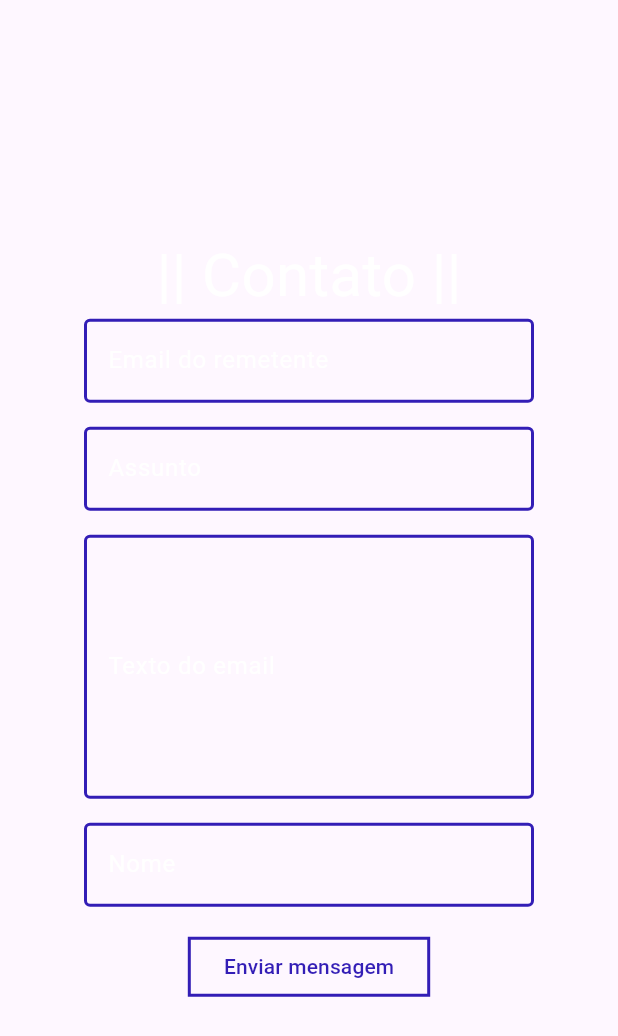
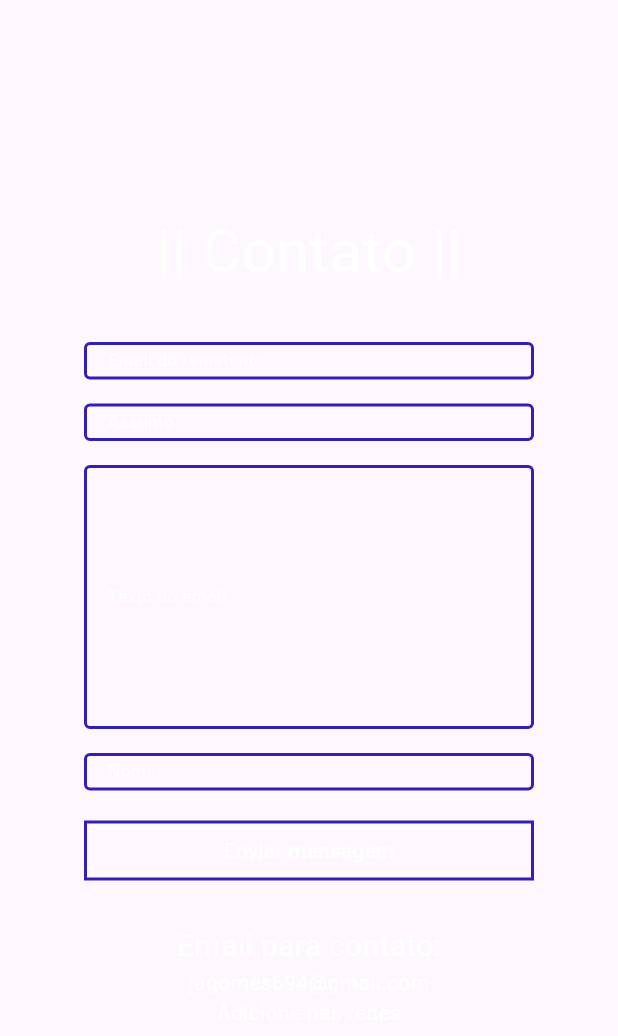
Before and after one commit to JnNetto/portfolio_project, a Flutter app: what contact() shows on an empty page, opened directly with empty values, on a phone screen of 412 x 824 dp. Shown: the top 1036 px of the screen. Run offline on Flutter 3.47's test engine with Material 3 defaults, Android fonts, the phone set to English and light mode, and no system bars; our stand-ins replace animated_text_kit, carousel_slider, eva_icons_flutter, firebase_core, firebase_database, google_fonts and 1 more; missing offline and left inert: mailer; accounts and stored records are empty.

Commit message:
feat: continuing the contact function and fixing rendering issues

```diff
--- a/lib/src/widgets/contact.dart
+++ b/lib/src/widgets/contact.dart
@@ -11,7 +11,10 @@ import '../utils/colors.dart';
 Widget contact(BoxConstraints constraints, BuildContext context,
     {required Map<String, dynamic> data}) {
   if (constraints.maxWidth > 1050) {
-    return Column(
+    return Padding(
+      padding: EdgeInsets.symmetric(
+          horizontal: constraints.maxWidth > 1050 ? 200 : 56),
+      child: Column(
         mainAxisAlignment: MainAxisAlignment.center,
         children: [
           Text("|| Contato ||",
@@ -19,19 +22,25 @@ Widget contact(BoxConstraints constraints, BuildContext context,
                   textStyle: TextStyle(
                       fontSize: constraints.maxWidth > 1050 ? 50 : 40,
                       color: ColorsApp.letters))),
+          SizedBox(height: 30),
           Row(
-          mainAxisAlignment: MainAxisAlignment.center,
+            mainAxisAlignment: MainAxisAlignment.start,
             children: [
-            EmailForm(),
-            Container(
-              color: Colors.blue,
-            )
+              EmailForm(
+                constraints: constraints,
+              ),
+              SizedBox(width: 30),
+              email(constraints)
             ],
           )
         ],
+      ),
     );
   } else {
-    return Column(
+    return Padding(
+      padding: EdgeInsets.symmetric(
+          horizontal: constraints.maxWidth > 1050 ? 50 : 56),
+      child: Column(
         mainAxisAlignment: MainAxisAlignment.center,
         children: [
           Text("|| Contato ||",
@@ -39,17 +48,53 @@ Widget contact(BoxConstraints constraints, BuildContext context,
                   textStyle: TextStyle(
                       fontSize: constraints.maxWidth > 1050 ? 50 : 40,
                       color: ColorsApp.letters))),
-        EmailForm(),
-        Container(
-          color: Colors.blue,
+          SizedBox(height: 32),
+          EmailForm(
+            constraints: constraints,
+          ),
+          SizedBox(height: 25),
+          email(constraints)
+        ],
+      ),
+    );
+  }
+}
+
+Widget email(BoxConstraints constraints) {
+  return Column(
+    children: [
+      Text(
+        "Email para contato:",
+        style: GoogleFonts.aBeeZee(
+            textStyle: TextStyle(
+                fontSize: constraints.maxWidth > 1050 ? 30 : 20,
+                color: ColorsApp.letters)),
+      ),
+      Text(
+        "jagomes694@gmail.com",
+        style: GoogleFonts.aBeeZee(
+            textStyle: TextStyle(
+                fontSize: constraints.maxWidth > 1050 ? 18 : 14,
+                color: ColorsApp.letters)),
+      ),
+      Text(
+        "Adicione nas redes",
+        style: GoogleFonts.aBeeZee(
+            textStyle: TextStyle(
+                fontSize: constraints.maxWidth > 1050 ? 18 : 14,
+                color: ColorsApp.letters)),
       )
     ],
   );
 }
-}
 
 class EmailForm extends StatefulWidget {
+  final BoxConstraints constraints;
+
+  const EmailForm({super.key, required this.constraints});
+
   @override
+  // ignore: library_private_types_in_public_api
   _EmailFormState createState() => _EmailFormState();
 }
 
@@ -64,7 +109,9 @@ class _EmailFormState extends State<EmailForm> {
     return InputDecoration(
       hintStyle: TextStyle(color: ColorsApp.letters),
       labelText: label,
-      labelStyle: TextStyle(color: ColorsApp.letters),
+      labelStyle: TextStyle(
+          color: ColorsApp.letters,
+          fontSize: widget.constraints.maxWidth > 1050 ? 16 : 11),
       enabledBorder: OutlineInputBorder(
         borderSide: BorderSide(color: ColorsApp.color4, width: 2.0),
       ),
@@ -76,7 +123,6 @@ class _EmailFormState extends State<EmailForm> {
 
   Future<void> _sendMessage() async {
     if (_formKey.currentState!.validate()) {
-      final String senderEmail = _senderEmailController.text;
       final String subject = _subjectController.text;
       final String emailText = _emailTextController.text;
       final String name = _nameController.text;
@@ -84,20 +130,22 @@ class _EmailFormState extends State<EmailForm> {
       final String mailtoUrl =
           'mailto:jagomes694@gmail.com?subject=${Uri.encodeComponent(subject)}&body=${Uri.encodeComponent('$emailText\n\nFrom: $name')}';
 
+      // ignore: deprecated_member_use
       if (await canLaunch(mailtoUrl)) {
         await launchUrl(Uri.parse(mailtoUrl));
       } else {
         showDialog(
+          // ignore: use_build_context_synchronously
           context: context,
           builder: (context) => AlertDialog(
-            title: Text("Erro ao enviar email"),
-            content: Text("Não foi possível abrir o cliente de email."),
+            title: const Text("Erro ao enviar email"),
+            content: const Text("Não foi possível abrir o cliente de email."),
             actions: [
               TextButton(
                 onPressed: () {
                   Navigator.of(context).pop();
                 },
-                child: Text("OK"),
+                child: const Text("OK"),
               ),
             ],
           ),
@@ -113,7 +161,8 @@ class _EmailFormState extends State<EmailForm> {
       child: Column(
         children: [
           SizedBox(
-            width: 300,
+            height: widget.constraints.maxWidth > 1050 ? 35 : 25,
+            width: widget.constraints.maxWidth > 1050 ? 600 : 300,
             child: TextFormField(
               style: TextStyle(color: ColorsApp.letters),
               controller: _senderEmailController,
@@ -131,7 +180,8 @@ class _EmailFormState extends State<EmailForm> {
           ),
           SizedBox(height: 16),
           SizedBox(
-            width: 300,
+            height: widget.constraints.maxWidth > 1050 ? 35 : 25,
+            width: widget.constraints.maxWidth > 1050 ? 600 : 300,
             child: TextFormField(
               style: TextStyle(color: ColorsApp.letters),
               controller: _subjectController,
@@ -146,7 +196,7 @@ class _EmailFormState extends State<EmailForm> {
           ),
           SizedBox(height: 16),
           SizedBox(
-            width: 300,
+            width: widget.constraints.maxWidth > 1050 ? 600 : 300,
             child: TextFormField(
               style: TextStyle(color: ColorsApp.letters),
               controller: _emailTextController,
@@ -162,7 +212,8 @@ class _EmailFormState extends State<EmailForm> {
           ),
           SizedBox(height: 16),
           SizedBox(
-            width: 300,
+            height: widget.constraints.maxWidth > 1050 ? 35 : 25,
+            width: widget.constraints.maxWidth > 1050 ? 600 : 300,
             child: TextFormField(
               style: TextStyle(color: ColorsApp.letters),
               controller: _nameController,
@@ -178,6 +229,9 @@ class _EmailFormState extends State<EmailForm> {
           SizedBox(height: 16),
           ElevatedButton(
             style: ButtonStyle(
+              fixedSize: MaterialStateProperty.all<Size>(Size(
+                  widget.constraints.maxWidth > 1050 ? 600 : 300,
+                  widget.constraints.maxWidth > 1050 ? 35 : 18)),
               backgroundColor:
                   MaterialStateProperty.all<Color>(Colors.transparent),
               shape: MaterialStateProperty.all<RoundedRectangleBorder>(
@@ -191,7 +245,7 @@ class _EmailFormState extends State<EmailForm> {
             onPressed: _sendMessage,
             child: Text(
               'Enviar mensagem',
-              style: TextStyle(color: ColorsApp.color4),
+              style: TextStyle(color: ColorsApp.letters),
             ),
           ),
         ],
--- a/lib/src/widgets/initial_info.dart
+++ b/lib/src/widgets/initial_info.dart
@@ -1,6 +1,8 @@
 import 'package:animated_text_kit/animated_text_kit.dart';
 import 'package:eva_icons_flutter/eva_icons_flutter.dart';
+import 'package:flutter/cupertino.dart';
 import 'package:flutter/material.dart';
+import 'package:flutter/widgets.dart';
 import 'package:google_fonts/google_fonts.dart';
 import 'package:lottie/lottie.dart';
 import 'package:portfolio/src/utils/colors.dart';
@@ -9,15 +11,15 @@ import 'package:url_launcher/url_launcher.dart';
 Widget initialInfo(BoxConstraints constraints,
     {required Map<String, dynamic> data}) {
   return Padding(
-    padding: const EdgeInsets.only(left: 10),
+    padding: const EdgeInsets.symmetric(horizontal: 200),
     child: Row(
       mainAxisAlignment: MainAxisAlignment.center,
       children: [
-        info(constraints, data: data),
+        Flexible(child: info(constraints, data: data)),
         SizedBox(
           width: constraints.maxWidth * 0.05,
         ),
-        animationLothie(constraints)
+        Flexible(child: animationLothie(constraints))
       ],
     ),
   );
@@ -53,7 +55,7 @@ Widget socialNetwork({required Map<String, dynamic> data}) {
   var item = listSocialNetworks(links, icons, itens);
 
   return Row(
-    mainAxisAlignment: MainAxisAlignment.spaceEvenly,
+    mainAxisAlignment: MainAxisAlignment.start,
     children: item.map((item) {
       return IconButton(
         icon: Icon(
--- a/lib/src/widgets/projects.dart
+++ b/lib/src/widgets/projects.dart
@@ -110,11 +110,14 @@ Widget projectCard(BuildContext context, BoxConstraints constraints,
               child: Column(
                 children: [
                   Expanded(
-                      flex: 1, child: texts(constraints, project: project)),
+                      flex: 1,
+                      child: SingleChildScrollView(
+                          child: texts(constraints, project: project))),
                   Expanded(
                       flex: 1,
-                      child:
-                          buttonsToSee(context, constraints, project: project))
+                      child: SingleChildScrollView(
+                          child: buttonsToSee(context, constraints,
+                              project: project)))
                 ],
               ),
             ),
@@ -217,13 +220,13 @@ Widget deployedApplication(BoxConstraints constraints, BuildContext context,
                     Text(
                       "Parece que ainda não está publicado.",
                       style: GoogleFonts.aBeeZee(
-                          fontSize: constraints.maxWidth > 1050 ? 20 : 16,
+                          fontSize: constraints.maxWidth > 1050 ? 20 : 13,
                           color: ColorsApp.letters),
                     ),
                     Text(
                       "Tente novamente em breve!",
                       style: GoogleFonts.aBeeZee(
-                          fontSize: constraints.maxWidth > 1050 ? 20 : 16,
+                          fontSize: constraints.maxWidth > 1050 ? 20 : 13,
                           color: ColorsApp.letters),
                     )
                   ],
```
Lines whose indentation alone changed are shown as unchanged.
